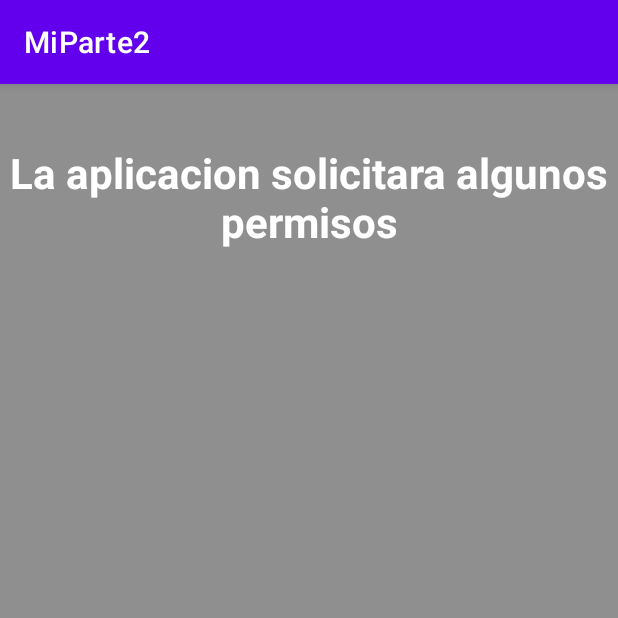
After one commit to WCNosliwsys/MiParteNro2, an Android app: the Permisos screen opened directly, with no data from a screen before it, on a phone screen of 412 x 824 dp, the top half of it. The commit adds this screen. Run offline under Robolectric (Android 15) with nearby library versions, the phone set to English and light mode, and no system bars.

Commit message:
Solicitando un permiso y usando el handler y postdelayed para atrasar el dialogo inicial

```diff
--- a/app/src/main/AndroidManifest.xml
+++ b/app/src/main/AndroidManifest.xml
@@ -4,6 +4,9 @@
 
     <uses-permission android:name="android.permission.CALL_PHONE" />
     <uses-permission android:name="android.permission.INTERNET" />
+    <uses-permission android:name="android.permission.ACCESS_FINE_LOCATION" />
+    <uses-permission android:name="android.permission.GET_ACCOUNTS" />
+    <uses-permission android:name="android.permission.WRITE_EXTERNAL_STORAGE" />
 
     <application
         android:allowBackup="true"
@@ -12,7 +15,8 @@
         android:roundIcon="@mipmap/ic_launcher_round"
         android:supportsRtl="true"
         android:theme="@style/Theme.MiParte2">
-        <activity android:name=".Multimedia3"></activity>
+        <activity android:name=".Permisos"></activity>
+        <activity android:name=".Multimedia3" />
         <activity android:name=".Multimedia2" />
         <activity android:name=".Multimedia" />
         <activity android:name=".Intenciones" />
--- a/app/src/main/java/com/example/miparte2/MainActivity.java
+++ b/app/src/main/java/com/example/miparte2/MainActivity.java
@@ -46,6 +46,10 @@
             startActivity(new Intent(this, Multimedia.class));
             return true;
         }
+        if (id == R.id.activity_permisos) {
+            startActivity(new Intent(this, Permisos.class));
+            return true;
+        }
         return super.onOptionsItemSelected(item);
     }
 }
--- /dev/null
+++ b/app/src/main/java/com/example/miparte2/Permisos.java
@@ -0,0 +1,71 @@
+package com.example.miparte2;
+
+import androidx.appcompat.app.AlertDialog;
+import androidx.appcompat.app.AppCompatActivity;
+import androidx.core.app.ActivityCompat;
+import androidx.core.content.ContextCompat;
+
+import android.Manifest;
+import android.content.DialogInterface;
+import android.content.pm.PackageManager;
+import android.os.Bundle;
+import android.os.Handler;
+
+public class Permisos extends AppCompatActivity {
+
+    @Override
+    protected void onCreate(Bundle savedInstanceState) {
+        super.onCreate(savedInstanceState);
+        setContentView(R.layout.activity_permisos);
+        if (ContextCompat.checkSelfPermission(this,
+                Manifest.permission.CALL_PHONE) == PackageManager.PERMISSION_GRANTED){
+            arranque();
+        } else {
+            Handler handler = new Handler();
+            handler.postDelayed(
+                    new Runnable() {
+                        public void run() {
+                            solicitarPermiso(Manifest.permission.CALL_PHONE,
+                                    "Sin el permiso" + " de telefono no podemos realizar llamadas.", 0);
+                        }
+                    }, 2000L);
+        }
+    }
+    public void solicitarPermiso(final String permiso, String justificacion, final int codigo) {
+        if (ActivityCompat.shouldShowRequestPermissionRationale(this, permiso)) {
+            AlertDialog.Builder dialogo1 = new AlertDialog.Builder(this);
+            dialogo1.setTitle("Solicitud de permiso");
+            dialogo1.setMessage(justificacion);
+            dialogo1.setPositiveButton("Ok", new DialogInterface.OnClickListener() {
+                public void onClick(DialogInterface dialogo1, int id) {
+                    ActivityCompat.requestPermissions(Permisos.this, new String[]{permiso}, codigo);
+                }
+            });
+            dialogo1.show();
+        } else {
+            ActivityCompat.requestPermissions(this, new String[]{permiso}, codigo);
+        }
+    }
+    @Override
+    public void onRequestPermissionsResult(int requestCode, String[] permissions, int[] grantResults) {
+        if (requestCode == 0) {
+            if (grantResults.length == 1 && grantResults[0] == PackageManager.PERMISSION_GRANTED) {
+                arranque();
+            } else {
+                solicitarPermiso(Manifest.permission.CALL_PHONE,
+                        "Sin el permiso" + "\" de telefono no podemos realizar llamadas.", 0);
+            }
+        }
+    }
+    void arranque() {
+        AlertDialog.Builder dialogo1 = new AlertDialog.Builder(this);
+        dialogo1.setTitle("FELICITACIONES");
+        dialogo1.setMessage("Usted ya tiene los permisos necesarios para usar nuestra app");
+        dialogo1.setPositiveButton("Ok", new DialogInterface.OnClickListener() {
+            public void onClick(DialogInterface dialogo1, int id) {
+                finish();
+            }
+        });
+        dialogo1.show();
+    }
+}
--- /dev/null
+++ b/app/src/main/res/layout/activity_permisos.xml
@@ -0,0 +1,20 @@
+<?xml version="1.0" encoding="utf-8"?>
+<LinearLayout xmlns:android="http://schemas.android.com/apk/res/android"
+    xmlns:tools="http://schemas.android.com/tools"
+    android:layout_width="match_parent"
+    android:layout_height="match_parent"
+    android:orientation="vertical"
+    android:background="#8f8f8f"
+    android:gravity="top"
+    >
+    <TextView
+        android:layout_width="match_parent"
+        android:layout_height="wrap_content"
+        android:layout_marginTop="40dp"
+        android:text="La aplicacion solicitara algunos permisos"
+        android:textColor="#fff"
+        android:textStyle="bold"
+        android:textSize="28sp"
+        android:gravity="center"
+        />
+</LinearLayout>
```
